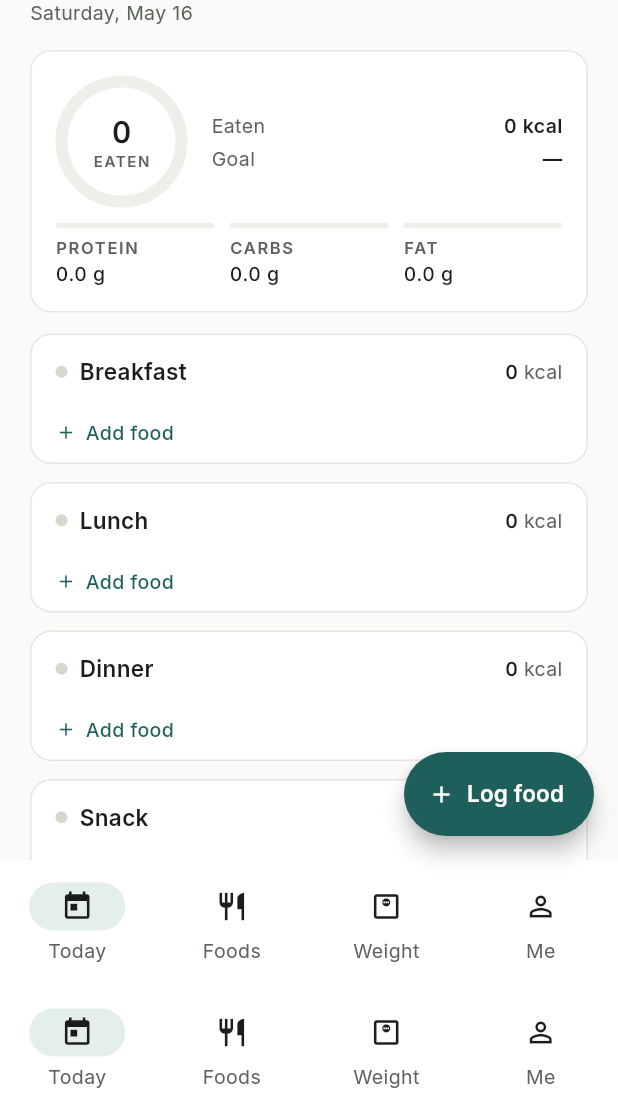
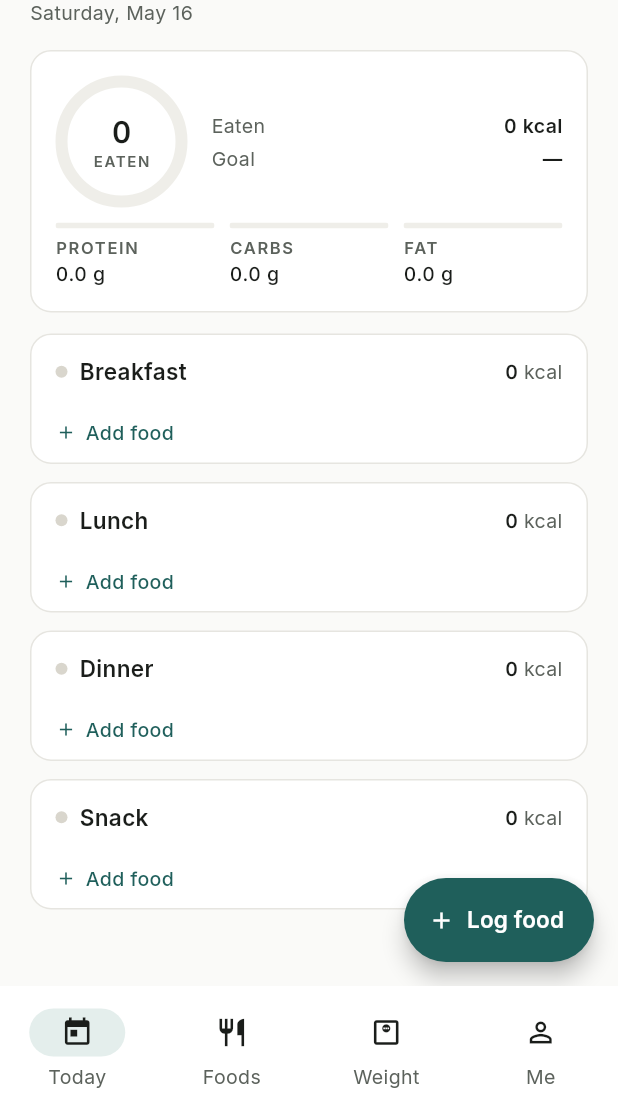
Before and after one commit to sdstolworthy/fulfilled, a Flutter app: the screen it shows after launch, on a phone screen of 412 x 824 dp, the part 124-1236 px from its top. Run offline on Flutter 3.47's test engine with Material 3 defaults, Android fonts, the phone set to English and light mode, and no system bars; our stand-ins replace connectivity_plus, decimal, dio, flutter_riverpod, go_router, hive and 1 more; accounts and stored records are empty.

Commit message:
fix: double NavigationBar on Today (compact + expanded)
The Today agent wrapped its bodies in `AppScaffold`, but the
ShellRoute builder already wraps every shell route in `AppScaffold`
too. Result: two stacked AppScaffolds = two NavigationBars on
compact, two sidebars on expanded.

- day_view_compact: outer AppScaffold removed; replaced with a
  transparent inner `Scaffold` purely to attach the FAB. The
  ShellRoute's AppScaffold provides the bottom nav.
- day_view_expanded: outer AppScaffold removed; the title plus the
  `topBarTrailing` widgets (date chevrons, search field, Log food
  button) are inlined at the top of the body since they could not
  reach the outer AppScaffold's slots.
- Stale `app_scaffold.dart` imports dropped from both files.

Co-Authored-By: Claude Opus 4.7 (1M context) <noreply@anthropic.com>

```diff
--- a/client/lib/features/today/day_view_compact.dart
+++ b/client/lib/features/today/day_view_compact.dart
@@ -8,7 +8,6 @@ import '../../domain/meal.dart';
 import '../../providers/log_providers.dart';
 import '../../routing/routes.dart';
 import '../../theme/context_extensions.dart';
-import '../../widgets/app_scaffold.dart';
 import 'today_internals.dart';
 import 'widgets/meal_section.dart';
 import 'widgets/ring_summary_card.dart';
@@ -37,11 +36,16 @@ class DayViewCompact extends ConsumerWidget {
     final summaryAsync = ref.watch(daySummaryProvider(date));
     final entriesAsync = ref.watch(logEntriesProvider(date));
 
-    return AppScaffold(
+    // The outer `ShellRoute` already wraps this widget in `AppScaffold`,
+    // so we render a transparent inner `Scaffold` here purely to attach
+    // the FAB — wrapping in `AppScaffold` again would stack two
+    // `NavigationBar`s on top of each other.
+    return Scaffold(
+      backgroundColor: Colors.transparent,
       floatingActionButton: _LogFoodFab(
         onPressed: () => context.push(Routes.foodsSearchPath),
       ),
-      child: CustomScrollView(
+      body: CustomScrollView(
         slivers: <Widget>[
           const SliverToBoxAdapter(child: _CompactHeader()),
           SliverToBoxAdapter(child: _DateBar(date: date)),
```
Also changed, not shown: client/lib/features/today/day_view_expanded.dart (+28 -15 lines).
